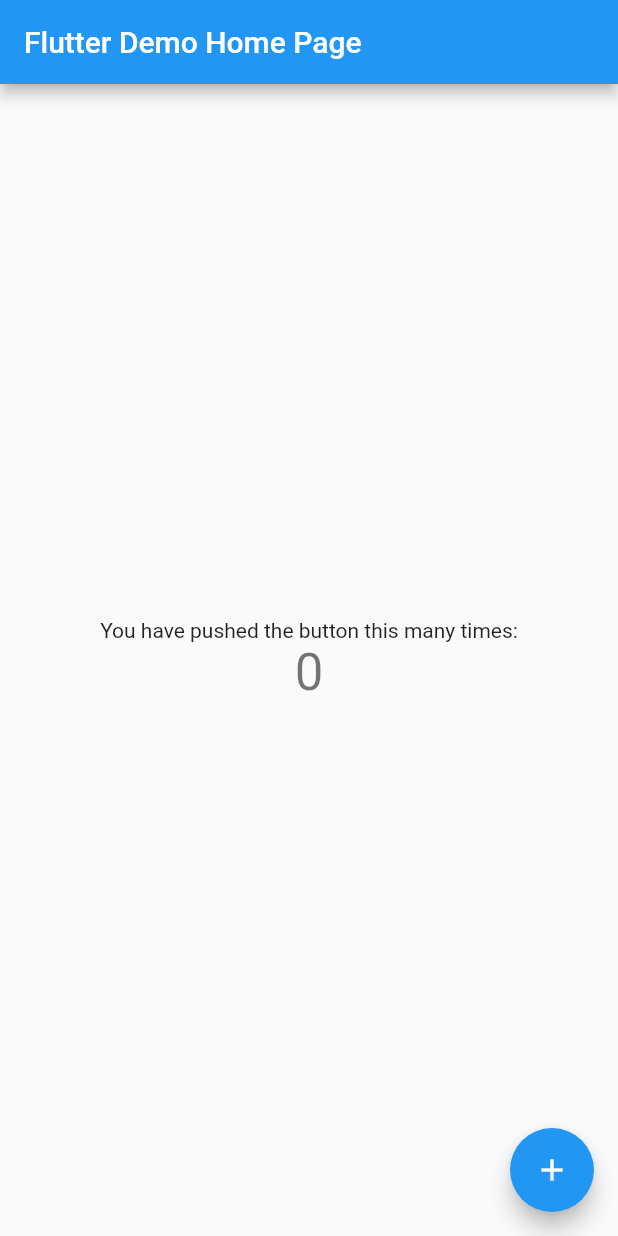
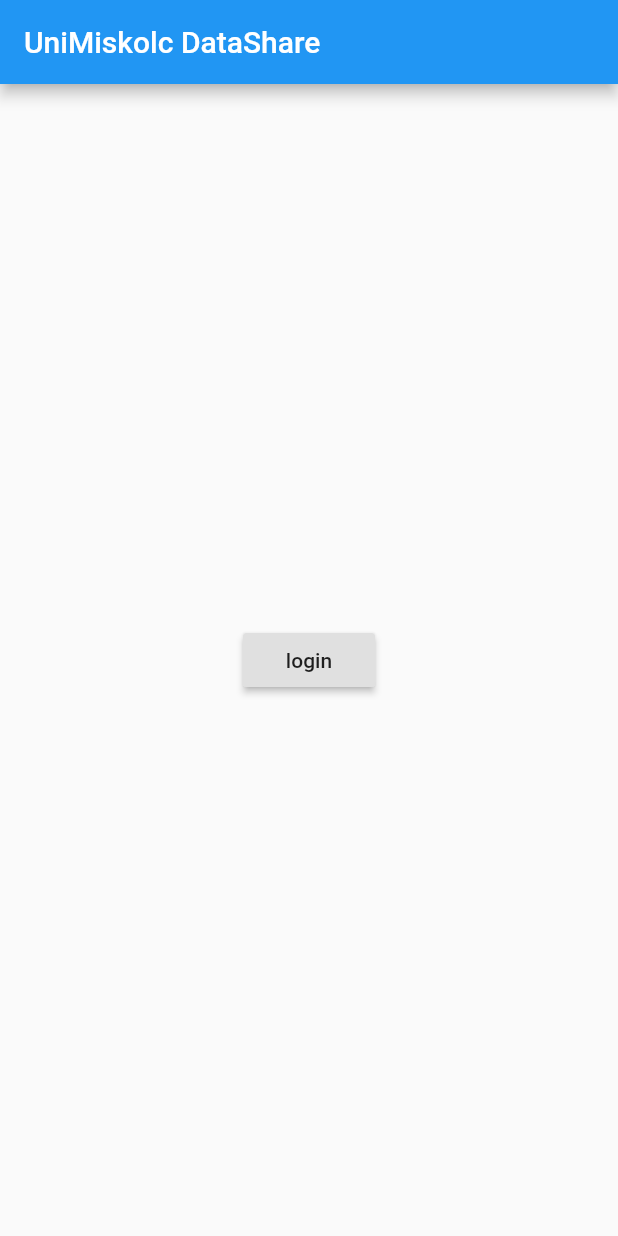
Before and after one commit to rendzso/uniMiskolc_DataShare, a Flutter app: the screen it shows after launch, on a phone screen of 412 x 824 dp. Run offline on Flutter 3.47's test engine with Material 2 defaults, Android fonts, the phone set to English and light mode, and no system bars; our stand-ins replace firebase_auth; accounts and stored records are empty.

```diff
--- /dev/null
+++ b/lib/features/app.dart
@@ -0,0 +1,44 @@
+import 'package:flutter/material.dart';
+import 'package:uni_miskolc_datashare/features/session_handler/data/datasources/remote_datasource.dart';
+import 'package:uni_miskolc_datashare/features/session_handler/data/datasources/remote_datasource_impl.dart';
+
+class App extends StatelessWidget {
+  @override
+  Widget build(BuildContext context) {
+    return MaterialApp(
+      title: 'Flutter Demo',
+      theme: ThemeData(
+        primarySwatch: Colors.blue,
+      ),
+      home: MyHomePage(title: 'UniMiskolc DataShare'),
+    );
+  }
+}
+
+class MyHomePage extends StatefulWidget {
+  MyHomePage({Key key, this.title}) : super(key: key);
+
+  final String title;
+
+  @override
+  _MyHomePageState createState() => _MyHomePageState();
+}
+
+class _MyHomePageState extends State<MyHomePage> {
+  @override
+  Widget build(BuildContext context) {
+    return Scaffold(
+      appBar: AppBar(
+        title: Text(widget.title),
+      ),
+      body: Center(
+        child: RaisedButton(
+          child: Text('login'),
+          onPressed: () {
+            RemoteDataSourceImplementation().login('alma@alma.com', 'almaalma');
+          },
+        ),
+      ),
+    );
+  }
+}
--- /dev/null
+++ b/lib/features/session_handler/data/datasources/remote_datasource.dart
@@ -0,0 +1,4 @@
+abstract class RemoteDataSource {
+  Future<bool> login(String email, String pass);
+  Future<bool> logout();
+}
--- /dev/null
+++ b/lib/features/session_handler/data/datasources/remote_datasource_impl.dart
@@ -0,0 +1,18 @@
+import 'package:firebase_auth/firebase_auth.dart';
+import 'package:uni_miskolc_datashare/features/session_handler/data/datasources/remote_datasource.dart';
+
+class RemoteDataSourceImplementation implements RemoteDataSource {
+  final FirebaseAuth _auth = FirebaseAuth.instance;
+  @override
+  Future<bool> login(String email, String pass) async {
+    final user =
+        await _auth.signInWithEmailAndPassword(email: email, password: pass);
+    print(user.user);
+  }
+
+  @override
+  Future<bool> logout() {
+    // TODO: implement logout
+    return null;
+  }
+}
--- a/lib/main.dart
+++ b/lib/main.dart
@@ -1,111 +1,5 @@
 import 'package:flutter/material.dart';
 
-void main() => runApp(MyApp());
+import 'features/app.dart';
 
-class MyApp extends StatelessWidget {
-  // This widget is the root of your application.
-  @override
-  Widget build(BuildContext context) {
-    return MaterialApp(
-      title: 'Flutter Demo',
-      theme: ThemeData(
-        // This is the theme of your application.
-        //
-        // Try running your application with "flutter run". You'll see the
-        // application has a blue toolbar. Then, without quitting the app, try
-        // changing the primarySwatch below to Colors.green and then invoke
-        // "hot reload" (press "r" in the console where you ran "flutter run",
-        // or simply save your changes to "hot reload" in a Flutter IDE).
-        // Notice that the counter didn't reset back to zero; the application
-        // is not restarted.
-        primarySwatch: Colors.blue,
-      ),
-      home: MyHomePage(title: 'Flutter Demo Home Page'),
-    );
-  }
-}
-
-class MyHomePage extends StatefulWidget {
-  MyHomePage({Key key, this.title}) : super(key: key);
-
-  // This widget is the home page of your application. It is stateful, meaning
-  // that it has a State object (defined below) that contains fields that affect
-  // how it looks.
-
-  // This class is the configuration for the state. It holds the values (in this
-  // case the title) provided by the parent (in this case the App widget) and
-  // used by the build method of the State. Fields in a Widget subclass are
-  // always marked "final".
-
-  final String title;
-
-  @override
-  _MyHomePageState createState() => _MyHomePageState();
-}
-
-class _MyHomePageState extends State<MyHomePage> {
-  int _counter = 0;
-
-  void _incrementCounter() {
-    setState(() {
-      // This call to setState tells the Flutter framework that something has
-      // changed in this State, which causes it to rerun the build method below
-      // so that the display can reflect the updated values. If we changed
-      // _counter without calling setState(), then the build method would not be
-      // called again, and so nothing would appear to happen.
-      _counter++;
-    });
-  }
-
-  @override
-  Widget build(BuildContext context) {
-    // This method is rerun every time setState is called, for instance as done
-    // by the _incrementCounter method above.
-    //
-    // The Flutter framework has been optimized to make rerunning build methods
-    // fast, so that you can just rebuild anything that needs updating rather
-    // than having to individually change instances of widgets.
-    return Scaffold(
-      appBar: AppBar(
-        // Here we take the value from the MyHomePage object that was created by
-        // the App.build method, and use it to set our appbar title.
-        title: Text(widget.title),
-      ),
-      body: Center(
-        // Center is a layout widget. It takes a single child and positions it
-        // in the middle of the parent.
-        child: Column(
-          // Column is also a layout widget. It takes a list of children and
-          // arranges them vertically. By default, it sizes itself to fit its
-          // children horizontally, and tries to be as tall as its parent.
-          //
-          // Invoke "debug painting" (press "p" in the console, choose the
-          // "Toggle Debug Paint" action from the Flutter Inspector in Android
-          // Studio, or the "Toggle Debug Paint" command in Visual Studio Code)
-          // to see the wireframe for each widget.
-          //
-          // Column has various properties to control how it sizes itself and
-          // how it positions its children. Here we use mainAxisAlignment to
-          // center the children vertically; the main axis here is the vertical
-          // axis because Columns are vertical (the cross axis would be
-          // horizontal).
-          mainAxisAlignment: MainAxisAlignment.center,
-          children: <Widget>[
-            Text(
-              'You have pushed the button this many times:',
-            ),
-            Text(
-              '$_counter',
-              style: Theme.of(context).textTheme.display1,
-            ),
-          ],
-        ),
-      ),
-      floatingActionButton: FloatingActionButton(
-        onPressed: _incrementCounter,
-        tooltip: 'Increment',
-        child: Icon(Icons.add),
-      ), // This trailing comma makes auto-formatting nicer for build methods.
-    );
-  }
-}
+void main() => runApp(App());
--- a/pubspec.yaml
+++ b/pubspec.yaml
@@ -19,6 +19,11 @@
 dependencies:
   flutter:
     sdk: flutter
+  firebase_core: ^0.4.0+9
+  firebase_analytics: ^5.0.2
+  firebase_auth: ^0.14.0+5
+  google_sign_in: ^4.4.2
+  get_it: ^4.0.1
 
   # The following adds the Cupertino Icons font to your application.
   # Use with the CupertinoIcons class for iOS style icons.
```
Also changed, not shown: pubspec.lock, 5 other files.
